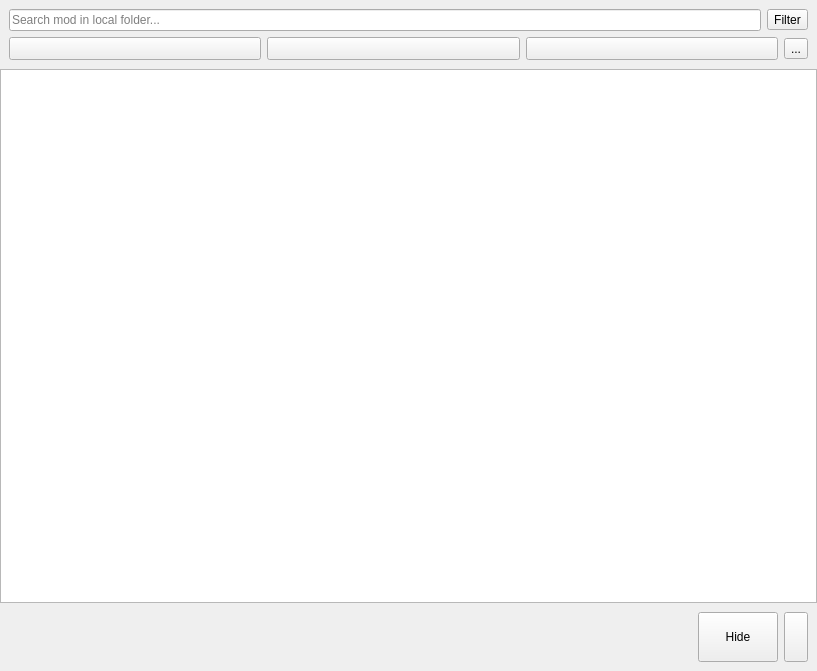
Above: src/ui/local/localmodbrowser.ui from kaniol-lck/modmanager before the change. Below: the same form after it.
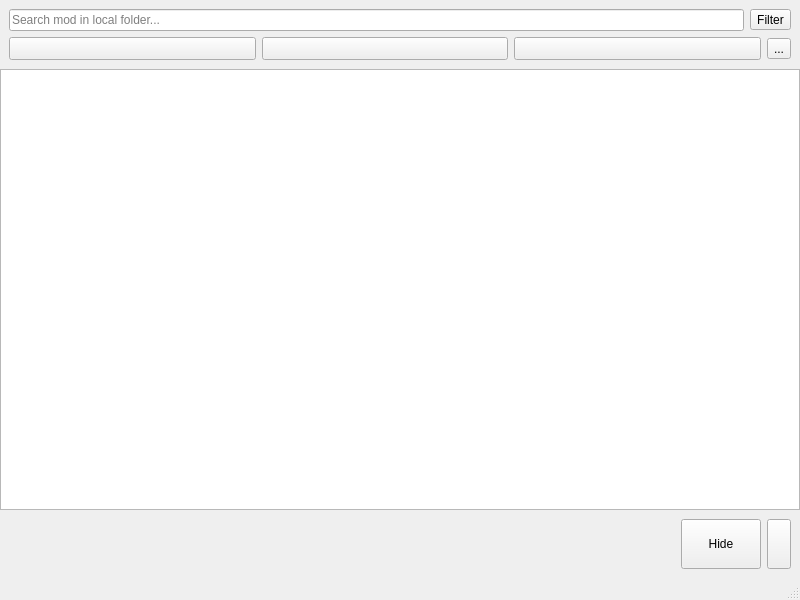
That is the form after the change. Icons and pictures are not drawn.

Diff of the .ui file:
```diff
--- a/src/ui/local/localmodbrowser.ui
+++ b/src/ui/local/localmodbrowser.ui
@@ -1,16 +1,20 @@
 <?xml version="1.0" encoding="UTF-8"?>
 <ui version="4.0">
  <class>LocalModBrowser</class>
- <widget class="QWidget" name="LocalModBrowser">
+ <widget class="QMainWindow" name="LocalModBrowser">
   <property name="geometry">
    <rect>
     <x>0</x>
     <y>0</y>
-    <width>817</width>
-    <height>671</height>
+    <width>800</width>
+    <height>600</height>
    </rect>
   </property>
-  <layout class="QGridLayout" name="mainLayout">
+  <property name="windowTitle">
+   <string>MainWindow</string>
+  </property>
+  <widget class="QWidget" name="centralwidget">
+   <layout class="QGridLayout" name="gridLayout_5">
    <property name="leftMargin">
     <number>0</number>
    </property>
@@ -26,6 +30,100 @@
    <property name="spacing">
     <number>0</number>
    </property>
+    <item row="0" column="0">
+     <widget class="QWidget" name="widget" native="true">
+      <layout class="QGridLayout" name="gridLayout">
+       <item row="0" column="0">
+        <layout class="QHBoxLayout" name="horizontalLayout">
+         <item>
+          <widget class="QLineEdit" name="searchText">
+           <property name="placeholderText">
+            <string>Search mod in local folder...</string>
+           </property>
+           <property name="clearButtonEnabled">
+            <bool>true</bool>
+           </property>
+          </widget>
+         </item>
+         <item>
+          <widget class="QToolButton" name="filterButton">
+           <property name="text">
+            <string>Filter</string>
+           </property>
+           <property name="icon">
+            <iconset theme="view-filter">
+             <normaloff>.</normaloff>.</iconset>
+           </property>
+           <property name="popupMode">
+            <enum>QToolButton::InstantPopup</enum>
+           </property>
+           <property name="toolButtonStyle">
+            <enum>Qt::ToolButtonTextBesideIcon</enum>
+           </property>
+          </widget>
+         </item>
+        </layout>
+       </item>
+       <item row="1" column="0">
+        <layout class="QHBoxLayout" name="horizontalLayout_2">
+         <item>
+          <widget class="QToolButton" name="openFolderButton">
+           <property name="sizePolicy">
+            <sizepolicy hsizetype="Preferred" vsizetype="Fixed">
+             <horstretch>0</horstretch>
+             <verstretch>0</verstretch>
+            </sizepolicy>
+           </property>
+           <property name="toolButtonStyle">
+            <enum>Qt::ToolButtonTextBesideIcon</enum>
+           </property>
+          </widget>
+         </item>
+         <item>
+          <widget class="QToolButton" name="findnewButton">
+           <property name="sizePolicy">
+            <sizepolicy hsizetype="Preferred" vsizetype="Fixed">
+             <horstretch>0</horstretch>
+             <verstretch>0</verstretch>
+            </sizepolicy>
+           </property>
+           <property name="toolButtonStyle">
+            <enum>Qt::ToolButtonTextBesideIcon</enum>
+           </property>
+          </widget>
+         </item>
+         <item>
+          <widget class="QToolButton" name="checkUpdatesButton">
+           <property name="sizePolicy">
+            <sizepolicy hsizetype="Preferred" vsizetype="Fixed">
+             <horstretch>0</horstretch>
+             <verstretch>0</verstretch>
+            </sizepolicy>
+           </property>
+           <property name="toolButtonStyle">
+            <enum>Qt::ToolButtonTextBesideIcon</enum>
+           </property>
+          </widget>
+         </item>
+         <item>
+          <widget class="QToolButton" name="menuButton">
+           <property name="text">
+            <string>...</string>
+           </property>
+           <property name="icon">
+            <iconset theme="application-menu">
+             <normaloff>.</normaloff>.</iconset>
+           </property>
+           <property name="popupMode">
+            <enum>QToolButton::InstantPopup</enum>
+           </property>
+          </widget>
+         </item>
+        </layout>
+       </item>
+      </layout>
+     </widget>
+    </item>
    <item row="1" column="0">
     <widget class="QStackedWidget" name="stackedWidget">
      <widget class="QWidget" name="page">
@@ -244,101 +342,9 @@
      </layout>
     </widget>
    </item>
-   <item row="0" column="0">
-    <widget class="QWidget" name="widget" native="true">
-     <layout class="QGridLayout" name="gridLayout">
-      <item row="0" column="0">
-       <layout class="QHBoxLayout" name="horizontalLayout">
-        <item>
-         <widget class="QLineEdit" name="searchText">
-          <property name="placeholderText">
-           <string>Search mod in local folder...</string>
-          </property>
-          <property name="clearButtonEnabled">
-           <bool>true</bool>
-          </property>
-         </widget>
-        </item>
-        <item>
-         <widget class="QToolButton" name="filterButton">
-          <property name="text">
-           <string>Filter</string>
-          </property>
-          <property name="icon">
-           <iconset theme="view-filter">
-            <normaloff>.</normaloff>.</iconset>
-          </property>
-          <property name="popupMode">
-           <enum>QToolButton::InstantPopup</enum>
-          </property>
-          <property name="toolButtonStyle">
-           <enum>Qt::ToolButtonTextBesideIcon</enum>
-          </property>
-         </widget>
-        </item>
-       </layout>
-      </item>
-      <item row="1" column="0">
-       <layout class="QHBoxLayout" name="horizontalLayout_2">
-        <item>
-         <widget class="QToolButton" name="openFolderButton">
-          <property name="sizePolicy">
-           <sizepolicy hsizetype="Preferred" vsizetype="Fixed">
-            <horstretch>0</horstretch>
-            <verstretch>0</verstretch>
-           </sizepolicy>
-          </property>
-          <property name="toolButtonStyle">
-           <enum>Qt::ToolButtonTextBesideIcon</enum>
-          </property>
-         </widget>
-        </item>
-        <item>
-         <widget class="QToolButton" name="findnewButton">
-          <property name="sizePolicy">
-           <sizepolicy hsizetype="Preferred" vsizetype="Fixed">
-            <horstretch>0</horstretch>
-            <verstretch>0</verstretch>
-           </sizepolicy>
-          </property>
-          <property name="toolButtonStyle">
-           <enum>Qt::ToolButtonTextBesideIcon</enum>
-          </property>
-         </widget>
-        </item>
-        <item>
-         <widget class="QToolButton" name="checkUpdatesButton">
-          <property name="sizePolicy">
-           <sizepolicy hsizetype="Preferred" vsizetype="Fixed">
-            <horstretch>0</horstretch>
-            <verstretch>0</verstretch>
-           </sizepolicy>
-          </property>
-          <property name="toolButtonStyle">
-           <enum>Qt::ToolButtonTextBesideIcon</enum>
-          </property>
-         </widget>
-        </item>
-        <item>
-         <widget class="QToolButton" name="menuButton">
-          <property name="text">
-           <string>...</string>
-          </property>
-          <property name="icon">
-           <iconset theme="application-menu">
-            <normaloff>.</normaloff>.</iconset>
-          </property>
-          <property name="popupMode">
-           <enum>QToolButton::InstantPopup</enum>
-          </property>
-         </widget>
-        </item>
-       </layout>
-      </item>
-     </layout>
-    </widget>
-   </item>
-  </layout>
+   </layout>
+  </widget>
+  <widget class="QStatusBar" name="statusBar"/>
   <action name="actionReload_Mods">
    <property name="icon">
     <iconset theme="view-refresh">
```
Left out of the diff: 3 changed lines with no effect on the pictures. Lines whose indentation alone changed are shown as unchanged.
